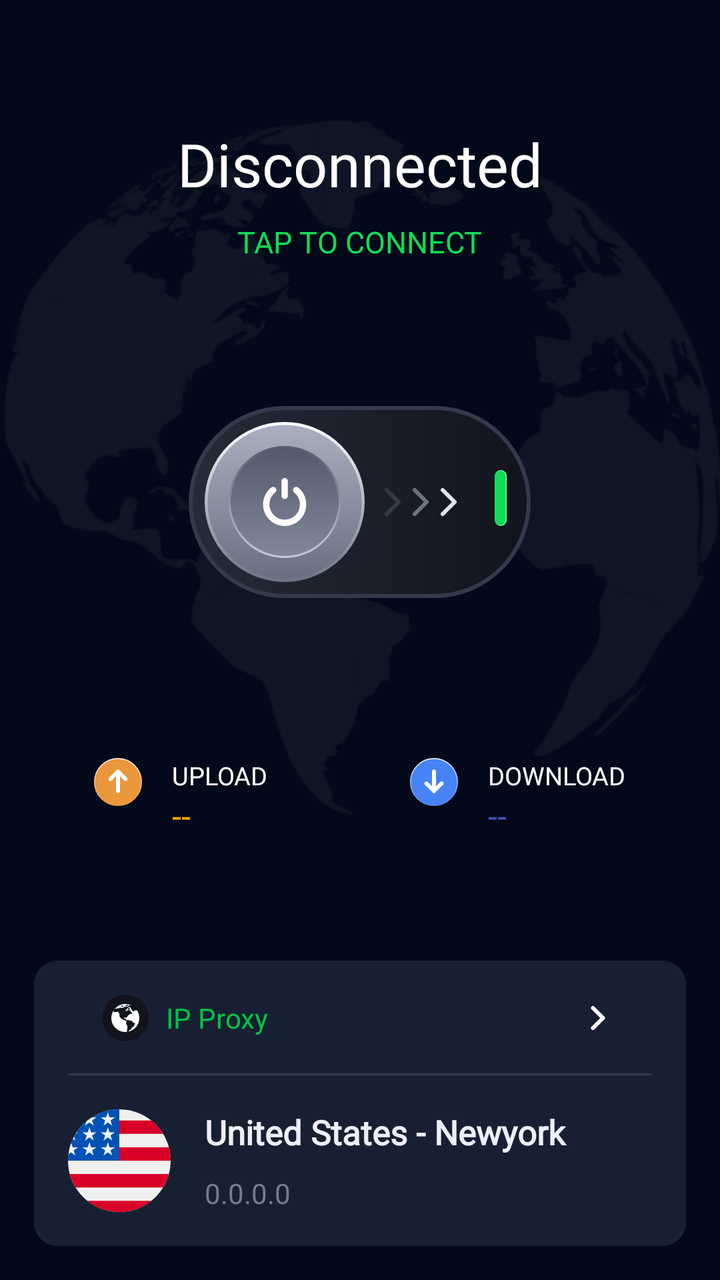
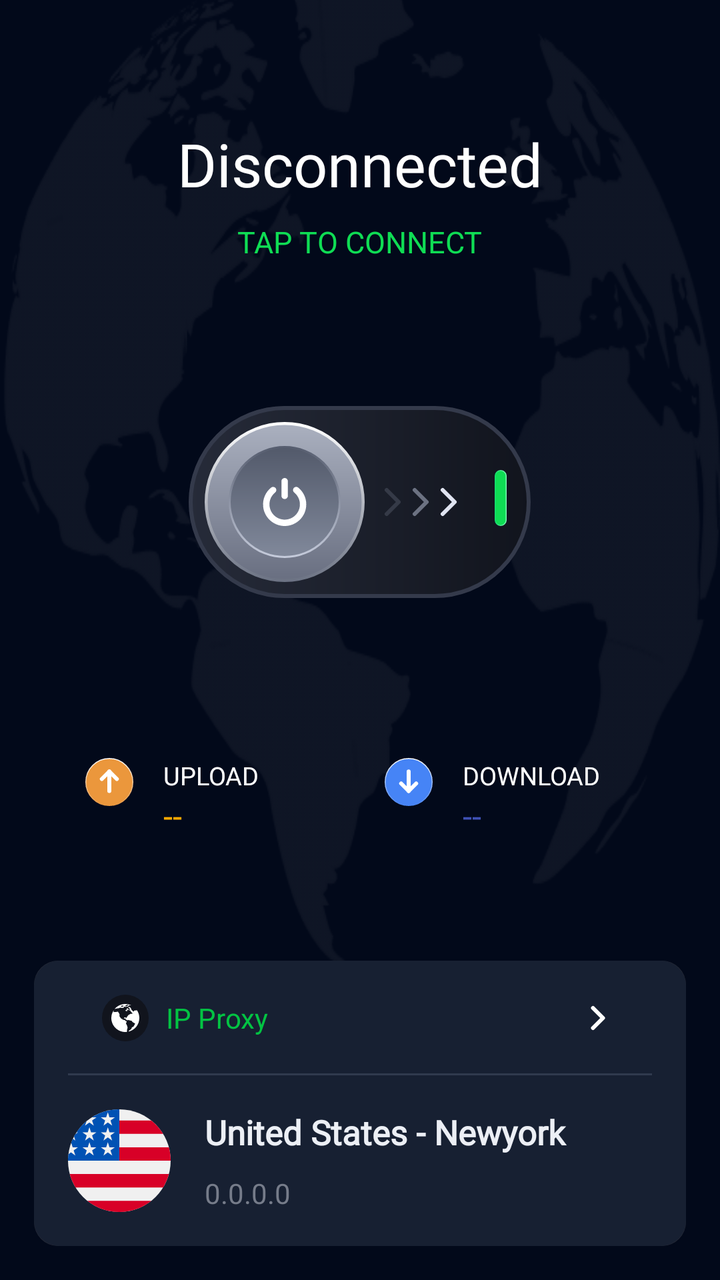

Screens rendered from an Android XML layout before and after an edit, with the pre-edit source and the edit as a unified diff.
<!-- AndroidManifest.xml: application theme Theme.SuperVPN -->
<!-- res/layout/fragment_home.xml -->
<?xml version="1.0" encoding="utf-8"?>
<androidx.constraintlayout.widget.ConstraintLayout xmlns:android="http://schemas.android.com/apk/res/android"
    xmlns:app="http://schemas.android.com/apk/res-auto"
    xmlns:tools="http://schemas.android.com/tools"
    android:layout_width="match_parent"
    android:layout_height="match_parent"
    android:background="@color/backgroundColor2"
    android:orientation="vertical"
    tools:context=".home.HomeFragment">

    <androidx.appcompat.widget.LinearLayoutCompat
        android:layout_width="match_parent"
        android:layout_height="0dp"
        android:background="@drawable/bg_earth"
        android:gravity="center"
        android:orientation="vertical"
        app:layout_constraintBottom_toTopOf="@id/pnProxy"
        app:layout_constraintDimensionRatio="H,1:1"
        app:layout_constraintTop_toTopOf="parent">

        <androidx.appcompat.widget.AppCompatTextView
            android:id="@+id/connectTitle"
            android:layout_width="wrap_content"
            android:layout_height="wrap_content"
            android:fontFamily="@font/inter_bold"
            android:text="@string/disconnected"
            android:textColor="@color/white"
            android:layout_marginBottom="@dimen/size8"
            android:textSize="@dimen/size28"
            android:visibility="visible"/>

        <androidx.appcompat.widget.AppCompatTextView
            android:id="@+id/tvTime"
            android:layout_width="wrap_content"
            android:layout_height="wrap_content"
            android:layout_marginBottom="@dimen/size8"
            android:fontFamily="@font/inter_bold"
            android:text="01:30:00"
            android:textColor="@color/white"
            android:textSize="@dimen/size36"
            android:visibility="gone"/>

        <LinearLayout
            android:id="@+id/lnConnecting"
            android:layout_width="wrap_content"
            android:layout_height="wrap_content"
            android:layout_marginBottom="@dimen/margin_68"
            android:visibility="gone">

            <ProgressBar
                android:id="@+id/customProgressBar"
                style="?android:attr/spinnerStyle"
                android:layout_width="@dimen/size16"
                android:layout_height="@dimen/size16"
                android:layout_marginBottom="@dimen/size14"
                android:background="@color/transparent"
                android:clipToOutline="true"
                android:indeterminate="false"
                android:indeterminateTint="@color/green_1"
                android:max="100"
                android:progress="50"
                android:progressDrawable="@drawable/progress_bar" />

            <androidx.appcompat.widget.AppCompatTextView
                android:layout_width="wrap_content"
                android:layout_height="wrap_content"
                android:layout_marginLeft="@dimen/size8"
                android:fontFamily="@font/inter_bold"
                android:text="@string/connecting"
                android:textColor="@color/greyColor"
                android:textSize="@dimen/size12" />
        </LinearLayout>

        <LinearLayout
            android:id="@+id/lnConnected"
            android:layout_width="wrap_content"
            android:layout_height="wrap_content"
            android:layout_marginBottom="@dimen/margin_68"
            android:gravity="center_vertical"
            android:visibility="gone">

            <androidx.appcompat.widget.AppCompatImageView
                android:layout_width="@dimen/size16"
                android:layout_height="@dimen/size16"
                android:src="@drawable/ic_status_connected" />

            <androidx.appcompat.widget.AppCompatTextView
                android:layout_width="wrap_content"
                android:layout_height="wrap_content"
                android:layout_marginLeft="@dimen/size8"
                android:fontFamily="@font/inter_bold"
                android:text="@string/connected"
                android:textColor="@color/successColor"
                android:textSize="@dimen/size12" />
        </LinearLayout>

        <LinearLayout
            android:id="@+id/lnDisconnecting"
            android:layout_width="wrap_content"
            android:layout_height="wrap_content"
            android:layout_marginBottom="@dimen/margin_68"
            android:gravity="center"
            android:visibility="gone">

            <ProgressBar
                android:id="@+id/progressLoadAds"
                android:layout_width="@dimen/size16"
                android:layout_height="@dimen/size16"
                android:layout_marginRight="@dimen/size3"
                android:indeterminateTint="@color/green_1"
                android:secondaryProgressTint="@color/green_1" />

            <androidx.appcompat.widget.AppCompatTextView
                android:layout_width="wrap_content"
                android:layout_height="wrap_content"
                android:text="@string/disconnecting"
                android:textColor="#C4C9D9"
                android:textSize="@dimen/size14" />
        </LinearLayout>

        <LinearLayout
            android:id="@+id/lnDisconnected"
            android:layout_width="wrap_content"
            android:layout_height="wrap_content"
            android:layout_marginBottom="@dimen/margin_68"
            android:gravity="center"
            android:visibility="visible">

            <androidx.appcompat.widget.AppCompatTextView
                android:layout_width="wrap_content"
                android:layout_height="wrap_content"
                android:text="@string/tap_to_connect"
                android:textColor="@color/successColor"
                android:textSize="@dimen/size14" />
        </LinearLayout>

        <androidx.appcompat.widget.AppCompatImageView
            android:id="@+id/iv_connect"
            android:layout_width="wrap_content"
            android:layout_height="wrap_content"
            android:src="@drawable/ic_status_connection"
            app:layout_constraintBottom_toBottomOf="parent"
            app:layout_constraintEnd_toEndOf="parent"
            app:layout_constraintStart_toStartOf="parent"
            app:layout_constraintTop_toTopOf="parent" />

        <LinearLayout
            android:layout_width="match_parent"
            android:layout_height="wrap_content"
            android:layout_marginHorizontal="@dimen/size44"
            android:layout_marginTop="@dimen/margin_68">

            <androidx.appcompat.widget.AppCompatImageView
                android:layout_width="wrap_content"
                android:layout_height="wrap_content"
                android:src="@drawable/ic_upload_button" />

            <LinearLayout
                android:layout_width="wrap_content"
                android:layout_height="wrap_content"
                android:layout_marginLeft="@dimen/size14"
                android:orientation="vertical">

                <androidx.appcompat.widget.AppCompatTextView
                    android:layout_width="wrap_content"
                    android:layout_height="wrap_content"
                    android:text="@string/upload"
                    android:textColor="@color/white"
                    android:textSize="@dimen/size12" />

                <androidx.appcompat.widget.AppCompatTextView
                    android:id="@+id/tvTrafficUpload"
                    android:layout_width="wrap_content"
                    android:layout_height="wrap_content"
                    android:text="--"
                    android:textColor="@color/warningColor"
                    android:textSize="@dimen/size16" />
            </LinearLayout>

            <LinearLayout
                android:layout_width="0dp"
                android:layout_height="wrap_content"
                android:layout_weight="1" />

            <androidx.appcompat.widget.AppCompatImageView
                android:layout_width="wrap_content"
                android:layout_height="wrap_content"
                android:src="@drawable/ic_download_button" />

            <LinearLayout
                android:layout_width="wrap_content"
                android:layout_height="wrap_content"
                android:layout_marginLeft="@dimen/size14"
                android:gravity="left"
                android:orientation="vertical">

                <androidx.appcompat.widget.AppCompatTextView
                    android:layout_width="wrap_content"
                    android:layout_height="wrap_content"
                    android:text="@string/download"
                    android:textColor="@color/white"
                    android:textSize="@dimen/size12" />

                <androidx.appcompat.widget.AppCompatTextView
                    android:id="@+id/tvTrafficDownload"
                    android:layout_width="wrap_content"
                    android:layout_height="wrap_content"
                    android:text="--"
                    android:textColor="@color/infoColor"
                    android:textSize="@dimen/size16" />
            </LinearLayout>
        </LinearLayout>

    </androidx.appcompat.widget.LinearLayoutCompat>

    <androidx.appcompat.widget.LinearLayoutCompat
        android:id="@+id/pnProxy"
        android:layout_width="match_parent"
        android:layout_height="wrap_content"
        android:layout_marginHorizontal="@dimen/size16"
        android:layout_marginBottom="@dimen/size16"
        android:background="@drawable/bg_setting_items"
        android:orientation="vertical"
        app:layout_constraintBottom_toBottomOf="parent">

        <androidx.appcompat.widget.LinearLayoutCompat
            android:id="@+id/pn_select_proxy"
            android:layout_width="match_parent"
            android:layout_height="wrap_content"
            android:background="@drawable/bg_setting_pro"
            android:gravity="center"
            android:orientation="horizontal"
            android:padding="@dimen/size16">

            <androidx.appcompat.widget.AppCompatImageView
                android:layout_width="@dimen/size22"
                android:layout_height="@dimen/size22"
                android:layout_marginLeft="@dimen/size16"
                android:src="@drawable/ic_earth" />

            <androidx.appcompat.widget.AppCompatTextView
                android:layout_width="0dp"
                android:layout_height="wrap_content"
                android:layout_marginLeft="@dimen/size8"
                android:layout_weight="1"
                android:text="@string/ip_proxy"
                android:textColor="@color/green_1" />

            <androidx.appcompat.widget.AppCompatImageView
                android:id="@+id/ivSelectProxy"
                android:layout_width="wrap_content"
                android:layout_height="wrap_content"
                android:layout_marginLeft="@dimen/size16"
                android:layout_marginRight="@dimen/size16"
                android:src="@drawable/ic_next_arrow" />

        </androidx.appcompat.widget.LinearLayoutCompat>

        <androidx.appcompat.widget.LinearLayoutCompat
            android:id="@+id/pn_proxy_selected"
            android:layout_width="match_parent"
            android:layout_height="wrap_content"
            android:background="@drawable/bg_setting_pro2"
            android:orientation="horizontal"
            android:padding="@dimen/size16">

            <androidx.appcompat.widget.LinearLayoutCompat
                android:id="@+id/pnProxyInfo"
                android:layout_width="match_parent"
                android:layout_height="match_parent"
                android:visibility="visible">

                <androidx.appcompat.widget.AppCompatImageView
                    android:id="@+id/ivFlag"
                    android:layout_width="@dimen/size48"
                    android:layout_height="@dimen/size48"
                    android:src="@drawable/flag_us" />

                <androidx.appcompat.widget.LinearLayoutCompat
                    android:layout_width="match_parent"
                    android:layout_height="match_parent"
                    android:layout_marginLeft="@dimen/size16"
                    android:orientation="vertical">

                    <androidx.appcompat.widget.AppCompatTextView
                        android:id="@+id/tvProxyLocation"
                        android:layout_width="match_parent"
                        android:layout_height="0dp"
                        android:layout_weight="1"
                        android:textColor="@color/language_item_text_color"
                        android:text="United States - Newyork"
                        android:textSize="@dimen/size16"
                        android:textFontWeight="600"
                        android:fontFamily="@font/inter_bold"
                        />
                    <androidx.appcompat.widget.AppCompatTextView
                        android:id="@+id/tvProxyIp"
                        android:layout_width="match_parent"
                        android:layout_height="0dp"
                        android:layout_weight="1"
                        android:gravity="bottom"
                        android:text="0.0.0.0"
                        android:textColor="@color/gray_2"
                        android:fontFamily="@font/inter_bold"
                        />

                </androidx.appcompat.widget.LinearLayoutCompat>
            </androidx.appcompat.widget.LinearLayoutCompat>











        </androidx.appcompat.widget.LinearLayoutCompat>

    </androidx.appcompat.widget.LinearLayoutCompat>
</androidx.constraintlayout.widget.ConstraintLayout>
<!-- resources referenced by this layout -->
<resources>
  <color name="backgroundColor2">#02091A</color>
  <color name="gray_2">#767C8A</color>
  <color name="green_1">#03C343</color>
  <color name="greyColor">#C4C9D9</color>
  <color name="infoColor">#3F51B5</color>
  <color name="language_item_text_color">#ECEFF5</color>
  <color name="successColor">#0FDD54</color>
  <color name="transparent">#00000000</color>
  <color name="warningColor">#FFA900</color>
  <color name="white">#FFFFFFFF</color>
  <dimen name="margin_68">68dp</dimen>
  <dimen name="size12">12.8dp</dimen>
  <dimen name="size14">14.9333dp</dimen>
  <dimen name="size16">17.0667dp</dimen>
  <dimen name="size22">23.4667dp</dimen>
  <dimen name="size28">29.8667dp</dimen>
  <dimen name="size3">3.2dp</dimen>
  <dimen name="size36">38.4dp</dimen>
  <dimen name="size44">46.9333dp</dimen>
  <dimen name="size48">51.2dp</dimen>
  <dimen name="size8">8.5333dp</dimen>
  <!-- drawable bg_setting_items (drawable) -->
  <?xml version="1.0" encoding="utf-8"?>
  <shape xmlns:android="http://schemas.android.com/apk/res/android" android:shape="rectangle">
      <corners android:radius="@dimen/margin_big"/>
      <solid android:color="#232836"/>
  </shape>
  <!-- drawable ic_next_arrow (drawable) -->
  <vector xmlns:android="http://schemas.android.com/apk/res/android"
      android:width="20dp"
      android:height="20dp"
      android:viewportWidth="20"
      android:viewportHeight="20">
    <path
        android:pathData="M7.5,15L12.5,10L7.5,5"
        android:strokeLineJoin="round"
        android:strokeWidth="2"
        android:fillColor="#00000000"
        android:strokeColor="#ffffff"
        android:strokeLineCap="round"/>
  </vector>
  <!-- drawable ic_status_connection (drawable) -->
  <?xml version="1.0" encoding="utf-8"?>
  <selector xmlns:android="http://schemas.android.com/apk/res/android">
    <item android:state_selected="true" android:drawable="@drawable/ic_connect"/>
    <item android:state_selected="false" android:drawable="@drawable/ic_disconnect"/>
  </selector>
  <string name="connected">CONNECTED</string>
  <string name="connecting">Connecting…</string>
  <string name="disconnected">Disconnected</string>
  <string name="disconnecting">Disconnection…</string>
  <string name="download">DOWNLOAD</string>
  <string name="ip_proxy">IP Proxy</string>
  <string name="tap_to_connect">TAP TO CONNECT</string>
  <string name="upload">UPLOAD</string>
  <dimen name="margin_big">12dp</dimen>
  <color name="itemBackground">#172032</color>
  <dimen name="size1">1.0667dp</dimen>
  <dimen name="size20">21.3333dp</dimen>
  <style name="App_TextAppearanceTitle1" parent="TextAppearance.AppCompat.Title">
          <item name="fontFamily">@font/inter_bold</item>
          <item name="android:textSize">22sp</item>
          <item name="android:textColor">@color/white</item>
          <item name="android:includeFontPadding">false</item>
      </style>
  <style name="App_TextAppearanceTitle2" parent="TextAppearance.AppCompat.Title">
          <item name="fontFamily">@font/inter_bold</item>
          <item name="android:textSize">16sp</item>
          <item name="android:textColor">@color/successColor</item>
          <item name="android:includeFontPadding">false</item>
      </style>
  <style name="App_TextAppearanceBody1" parent="TextAppearance.AppCompat.Title">
          <item name="fontFamily">@font/inter_bold</item>
          <item name="android:textSize">16sp</item>
          <item name="android:textColor">@color/white</item>
          <item name="android:includeFontPadding">false</item>
      </style>
  <style name="App_TextAppearanceBody2" parent="TextAppearance.AppCompat.Title">
          <item name="fontFamily">@font/inter_bold</item>
          <item name="android:textSize">14sp</item>
          <item name="android:textStyle">normal</item>
          <item name="android:textColor">@color/white</item>
          <item name="android:includeFontPadding">false</item>
      </style>
  <!-- unchanged entries left out for length: 12 -->
</resources>

<!-- the commit's change to res/layout/fragment_home.xml (unified diff, before → after) -->
@@ -10,7 +10,7 @@
 
     <androidx.appcompat.widget.LinearLayoutCompat
         android:layout_width="match_parent"
-        android:layout_height="0dp"
+        android:layout_height="wrap_content"
         android:background="@drawable/bg_earth"
         android:gravity="center"
         android:orientation="vertical"
@@ -147,7 +147,7 @@
         <LinearLayout
             android:layout_width="match_parent"
             android:layout_height="wrap_content"
-            android:layout_marginHorizontal="@dimen/size44"
+            android:layout_marginHorizontal="@dimen/size40"
             android:layout_marginTop="@dimen/margin_68">
 
             <androidx.appcompat.widget.AppCompatImageView
@@ -198,6 +198,7 @@
                     android:layout_width="wrap_content"
                     android:layout_height="wrap_content"
                     android:text="@string/download"
+                    android:layout_marginRight="@dimen/size16"
                     android:textColor="@color/white"
                     android:textSize="@dimen/size12" />
 
<!-- resource entries referenced after the edit -->
@@ -18,7 +18,7 @@
   <dimen name="size28">29.8667dp</dimen>
   <dimen name="size3">3.2dp</dimen>
   <dimen name="size36">38.4dp</dimen>
-  <dimen name="size44">46.9333dp</dimen>
+  <dimen name="size40">42.6667dp</dimen>
   <dimen name="size48">51.2dp</dimen>
   <dimen name="size8">8.5333dp</dimen>
   <!-- drawable bg_setting_items (drawable) -->
